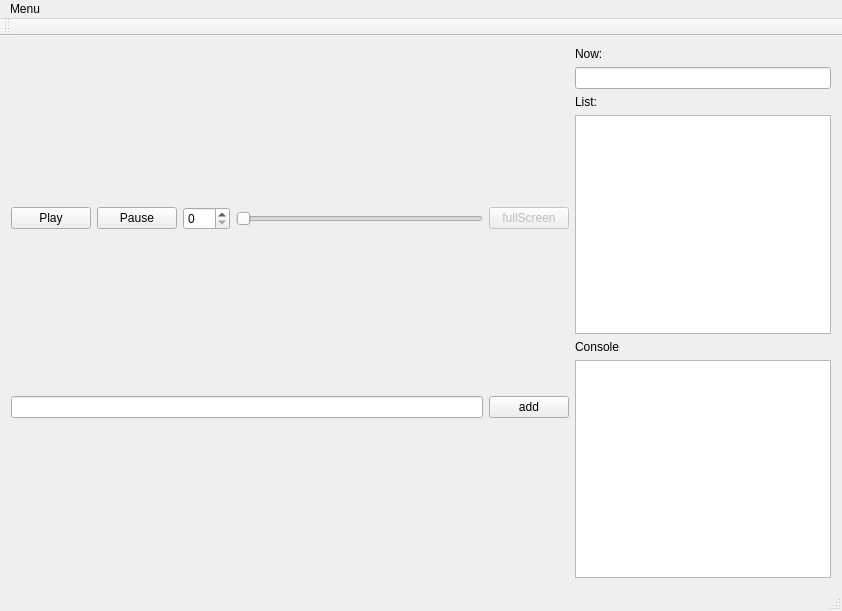
Before: the Qt Designer form mainwindow.ui in yat011/singk_qt, drawn with Qt 5.
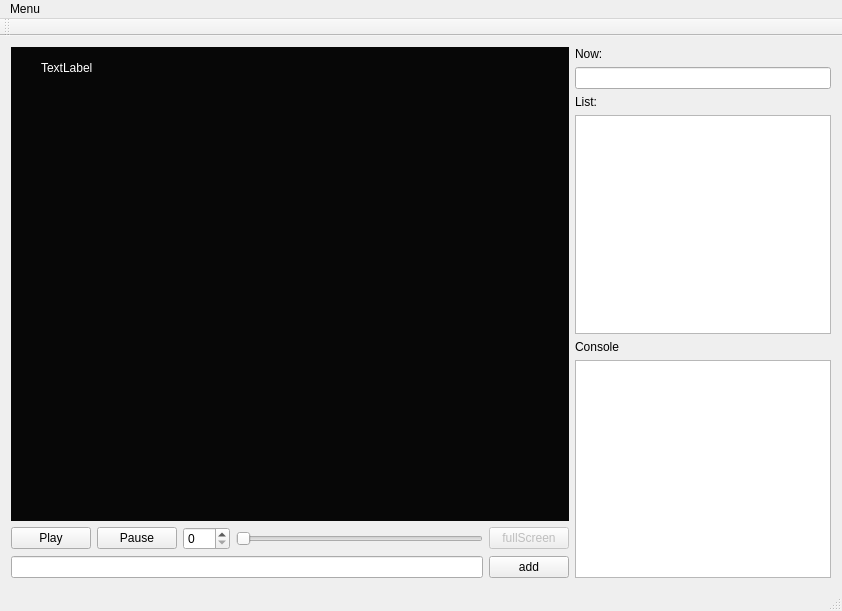
After: the same form once the commit is applied.

Commit message: label on top

What changed in the file:
```diff
--- a/mainwindow.ui
+++ b/mainwindow.ui
@@ -19,6 +19,39 @@
      <layout class="QHBoxLayout" name="horizontalLayout_4">
       <item>
        <layout class="QVBoxLayout" name="playerVerticalLayout">
+        <item>
+         <widget class="QWidget" name="playArea" native="true">
+          <property name="sizePolicy">
+           <sizepolicy hsizetype="Preferred" vsizetype="Expanding">
+            <horstretch>0</horstretch>
+            <verstretch>0</verstretch>
+           </sizepolicy>
+          </property>
+          <property name="styleSheet">
+           <string notr="true">background-color: rgb(7, 7, 7);</string>
+          </property>
+          <widget class="QLabel" name="info_label">
+           <property name="geometry">
+            <rect>
+             <x>30</x>
+             <y>0</y>
+             <width>511</width>
+             <height>41</height>
+            </rect>
+           </property>
+           <property name="styleSheet">
+            <string notr="true">font: 75 10pt &quot;MS Shell Dlg 2&quot;;color:rgb(255, 255, 255);
+</string>
+           </property>
+           <property name="text">
+            <string>TextLabel</string>
+           </property>
+           <property name="wordWrap">
+            <bool>true</bool>
+           </property>
+          </widget>
+         </widget>
+        </item>
         <item>
          <layout class="QHBoxLayout" name="horizontalLayout">
           <item>
```
The commit also changes 7 other files.
